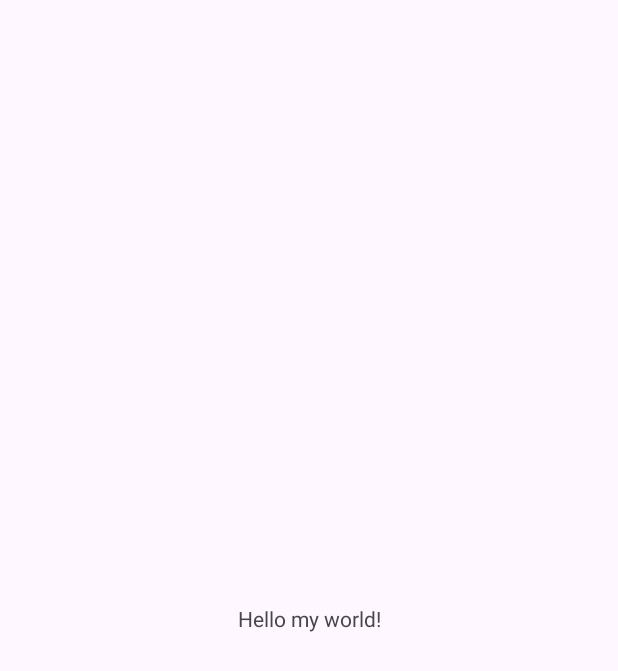
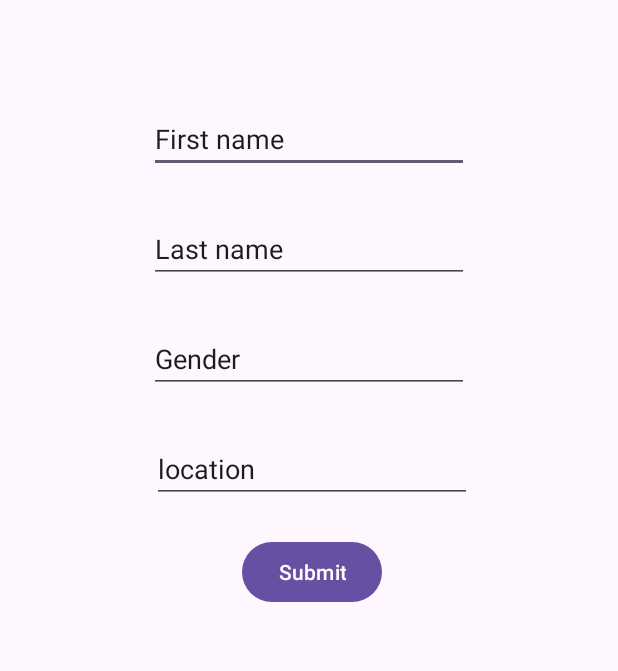
Before and after one commit to christianjj/myCiCd, an Android app: the screen it shows after launch (MainActivity), on a phone screen of 412 x 824 dp. Before the commit the part shown is almost empty. Shown: the top 671 px of the screen. Run offline under Robolectric (Android 15) with nearby library versions, the phone set to English and light mode, and no system bars.

Commit message:
Add feature 1

```diff
--- a/app/build.gradle
+++ b/app/build.gradle
@@ -30,6 +30,7 @@ android {
     kotlinOptions {
         jvmTarget = '1.8'
     }
+
 }
 
 dependencies {
--- a/app/src/main/java/com/example/mycicd/MainActivity.kt
+++ b/app/src/main/java/com/example/mycicd/MainActivity.kt
@@ -2,10 +2,24 @@ package com.example.mycicd
 
 import androidx.appcompat.app.AppCompatActivity
 import android.os.Bundle
+import android.widget.Button
+import android.widget.EditText
 
 class MainActivity : AppCompatActivity() {
+
+    lateinit var button : Button
+    lateinit var editText1: EditText
     override fun onCreate(savedInstanceState: Bundle?) {
         super.onCreate(savedInstanceState)
         setContentView(R.layout.activity_main)
+
+            editText1 = findViewById(R.id.editTextText)
+            button = findViewById<Button?>(R.id.button)
+
+                button.setOnClickListener{
+                editText1.setText("testees")
+            }
     }
+
+
 }
--- a/app/src/main/res/layout/activity_main.xml
+++ b/app/src/main/res/layout/activity_main.xml
@@ -6,13 +6,60 @@
     android:layout_height="match_parent"
     tools:context=".MainActivity">
 
-    <TextView
+    <EditText
+        android:id="@+id/editTextText"
         android:layout_width="wrap_content"
         android:layout_height="wrap_content"
-        android:text="Hello my world!"
-        app:layout_constraintBottom_toBottomOf="parent"
+        android:layout_marginTop="70dp"
+        android:ems="10"
+        android:inputType="text"
+        android:text="First name"
         app:layout_constraintEnd_toEndOf="parent"
         app:layout_constraintStart_toStartOf="parent"
         app:layout_constraintTop_toTopOf="parent" />
 
+    <EditText
+        android:id="@+id/editTextText2"
+        android:layout_width="wrap_content"
+        android:layout_height="wrap_content"
+        android:layout_marginTop="28dp"
+        android:ems="10"
+        android:inputType="text"
+        android:text="Last name"
+        app:layout_constraintEnd_toEndOf="@+id/editTextText"
+        app:layout_constraintStart_toStartOf="@+id/editTextText"
+        app:layout_constraintTop_toBottomOf="@+id/editTextText" />
+
+    <EditText
+        android:id="@+id/editTextText3"
+        android:layout_width="wrap_content"
+        android:layout_height="wrap_content"
+        android:layout_marginTop="28dp"
+        android:ems="10"
+        android:inputType="text"
+        android:text="Gender"
+        app:layout_constraintStart_toStartOf="@+id/editTextText2"
+        app:layout_constraintTop_toBottomOf="@+id/editTextText2" />
+
+    <EditText
+        android:id="@+id/editTextText4"
+        android:layout_width="wrap_content"
+        android:layout_height="wrap_content"
+        android:layout_marginStart="2dp"
+        android:layout_marginTop="28dp"
+        android:ems="10"
+        android:inputType="text"
+        android:text="location"
+        app:layout_constraintStart_toStartOf="@+id/editTextText3"
+        app:layout_constraintTop_toBottomOf="@+id/editTextText3" />
+
+    <Button
+        android:id="@+id/button"
+        android:layout_width="wrap_content"
+        android:layout_height="wrap_content"
+        android:layout_marginTop="22dp"
+        android:text="Submit"
+        app:layout_constraintEnd_toEndOf="@+id/editTextText4"
+        app:layout_constraintStart_toStartOf="@+id/editTextText4"
+        app:layout_constraintTop_toBottomOf="@+id/editTextText4" />
 </androidx.constraintlayout.widget.ConstraintLayout>
```
